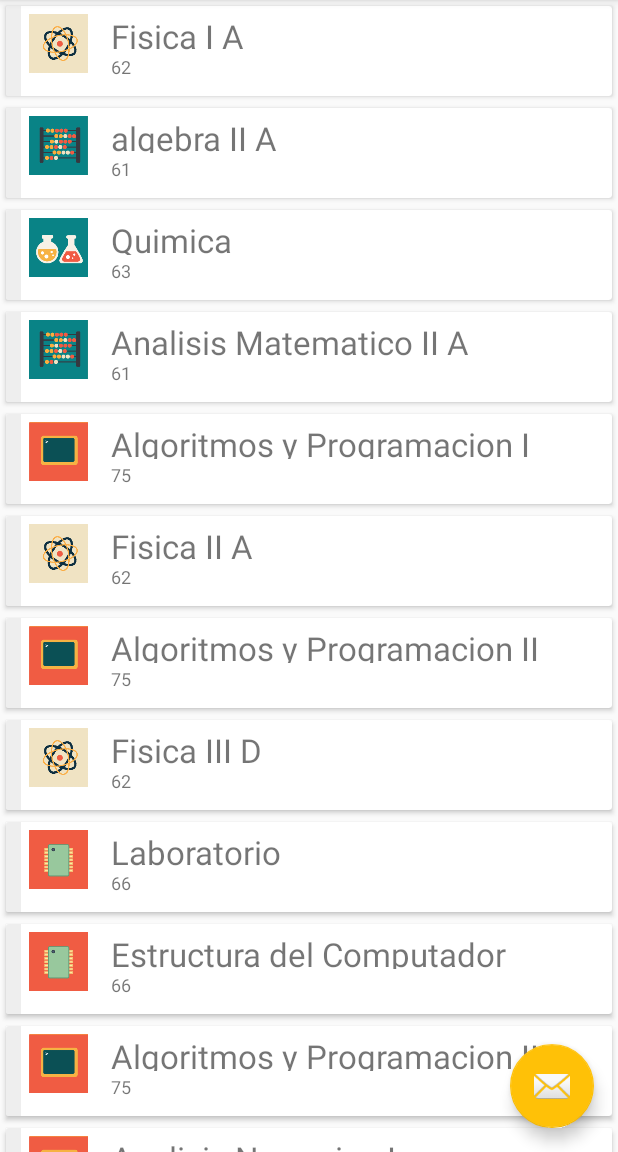
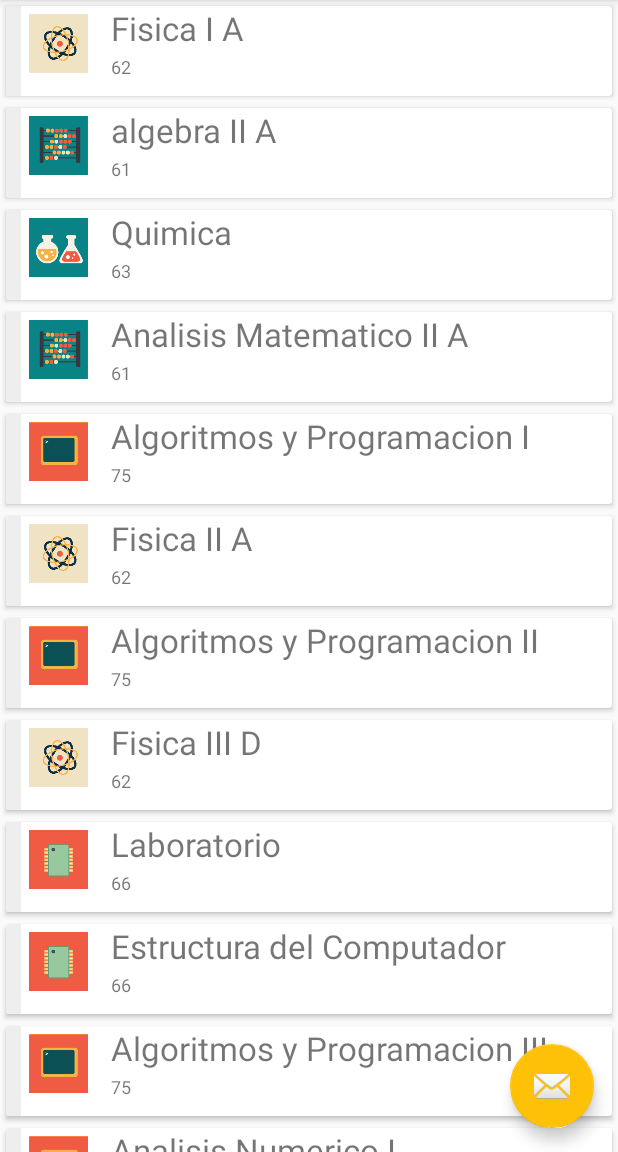
Before and after one commit to gonzamontiel/phiuba-android, an Android app: the screen it shows after launch (MainActivity), on a phone screen of 412 x 824 dp, the part 84-1236 px from its top. Run offline under Robolectric (Android 15) with nearby library versions, the phone set to English and light mode, and no system bars.

Commit message:
Fragment layout minor changes

```diff
--- a/app/src/main/res/layout/fragment_course.xml
+++ b/app/src/main/res/layout/fragment_course.xml
@@ -32,7 +32,6 @@
             android:weightSum="1">
 
             <LinearLayout
-                android:layout_toEndOf="@+id/row"
                 android:orientation="horizontal"
                 android:layout_width="match_parent"
                 android:layout_height="50dp">
@@ -47,13 +46,13 @@
 
                 <LinearLayout
                     android:orientation="vertical"
-                    android:layout_width="wrap_content"
+                    android:layout_width="fill_parent"
                     android:layout_height="50dp">
 
                     <TextView
                     android:id="@+id/course_name"
                     android:text="Análisis Matemático II A"
-                    android:paddingTop="5dp"
+                    android:breakStrategy="simple"
                     android:ellipsize="end"
                     android:maxLines="1"
                     android:layout_width="fill_parent"
@@ -66,7 +65,7 @@
                         android:id="@+id/course_description"
                         android:text="Departamento de matemática"
                         android:breakStrategy="balanced"
-                        android:ellipsize="middle"
+                        android:ellipsize="end"
                         android:layout_width="fill_parent"
                         android:layout_height="20dp"
                         android:paddingTop="2dp"
```
